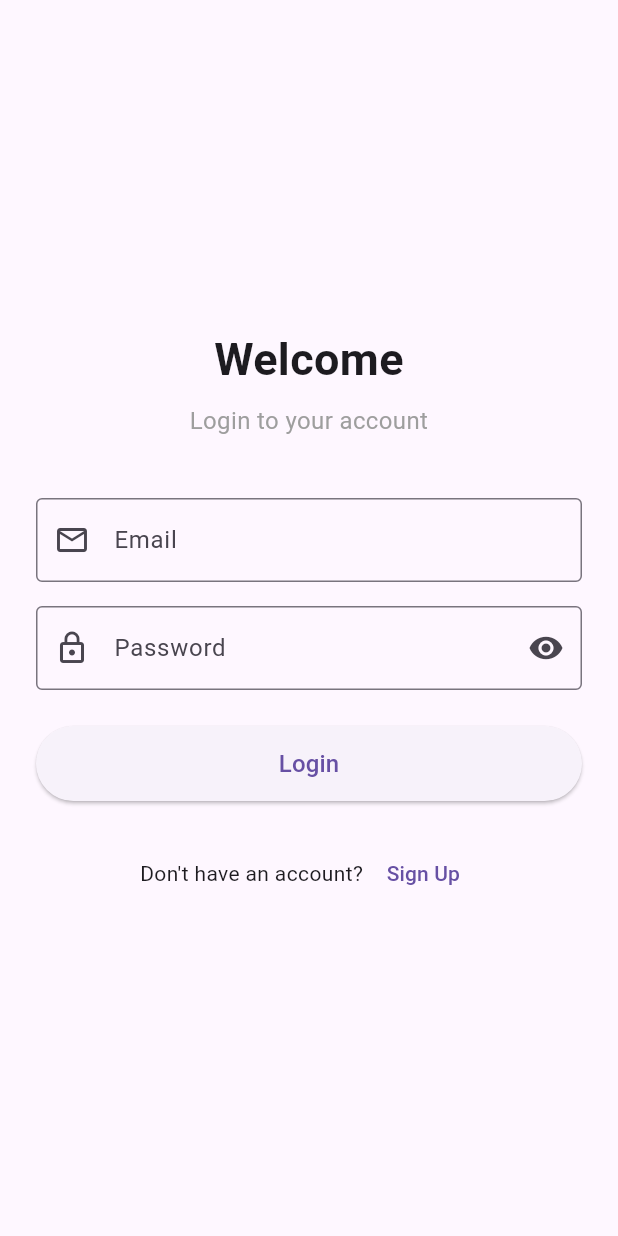
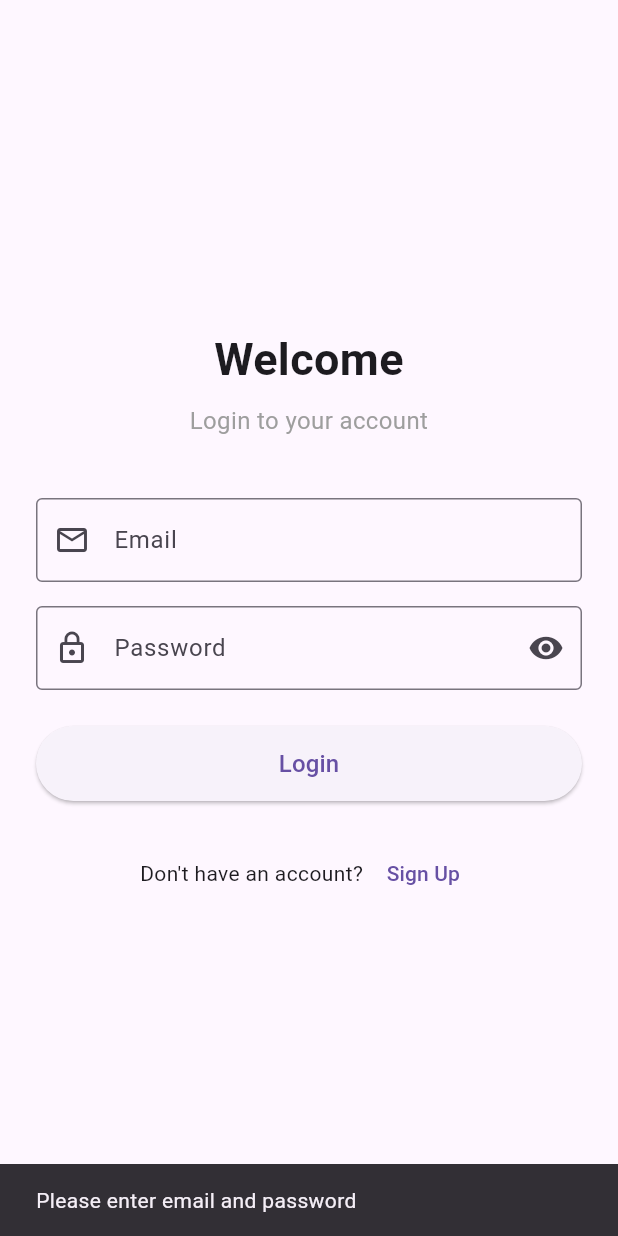
Before and after one commit to roaajouda/iti-final-project, a Flutter app: the screen it shows after launch, after a tap on "Login", on a phone screen of 412 x 824 dp. Run offline on Flutter 3.47's test engine with Material 3 defaults, Android fonts, the phone set to English and light mode, and no system bars; our stand-ins replace firebase_auth, firebase_core; accounts and stored records are empty.

Commit message:
adding auth feature

```diff
--- /dev/null
+++ b/lib/core/exceptions/app_exception.dart
@@ -0,0 +1,35 @@
+abstract class AppException implements Exception {
+  final String message;
+  AppException(this.message);
+}
+
+class NetworkException extends AppException {
+  NetworkException()
+    : super('No internet connection. Please check your connection.');
+}
+
+class ApiException extends AppException {
+  ApiException()
+    : super('Something went wrong while connecting to the server.');
+}
+
+class InvalidResponseException extends AppException {
+  InvalidResponseException() : super('The server returned invalid data.');
+}
+
+class EmptyMoviesException extends AppException {
+  EmptyMoviesException() : super('No movies found.');
+}
+
+class AuthException extends AppException {
+  AuthException(super.message);
+}
+
+class InvalidCredentialsException extends AppException {
+  InvalidCredentialsException() : super('Invalid email or password.');
+}
+
+class DatabaseException extends AppException {
+  DatabaseException()
+    : super('Something went wrong while accessing the database.');
+}
--- a/lib/features/auth/controller/auth_controller.dart
+++ b/lib/features/auth/controller/auth_controller.dart
@@ -1,30 +1,66 @@
 import 'package:firebase_auth/firebase_auth.dart';
+import 'package:flutter_application_2/core/exceptions/app_exception.dart';
 import 'package:flutter_application_2/services/firebase_auth_service.dart';
 
 class AuthController {
   final FirebaseAuthService _authService = FirebaseAuthService();
 
-  Future<String> login(String email, String password) async {
+  Future<void> login(String email, String password) async {
     if (email.isEmpty || password.isEmpty) {
-      return 'Please enter email and password';
+      throw AuthException('Please enter email and password');
     }
+
     try {
       await _authService.logIn(email: email, password: password);
-      return 'success';
     } on FirebaseAuthException catch (e) {
-      if (e.code == 'user-not-found') {
-        return 'User not found';
+      switch (e.code) {
+        case 'invalid-credential':
+          throw InvalidCredentialsException();
+
+        case 'invalid-email':
+          throw AuthException('Invalid email format');
+
+        case 'too-many-requests':
+          throw AuthException('Too many attempts. Try again later');
+
+        default:
+          throw AuthException('Something went wrong');
       }
+    }
+  }
 
-      if (e.code == 'wrong-password') {
-        return 'Wrong password';
+  Future<void> signUp(
+    String email,
+    String password,
+    String confirmPassword,
+  ) async {
+    if (email.isEmpty || password.isEmpty || confirmPassword.isEmpty) {
+      throw AuthException('Please fill in all fields');
+    }
+
+    if (password != confirmPassword) {
+      throw AuthException('Passwords do not match');
+    }
+
+    try {
+      await _authService.signUp(email: email, password: password);
+    } on FirebaseAuthException catch (e) {
+      switch (e.code) {
+        case 'email-already-in-use':
+          throw AuthException('This email is already registered.');
+
+        case 'invalid-email':
+          throw AuthException('Invalid email format.');
+
+        case 'weak-password':
+          throw AuthException('Password is too weak.');
+
+        case 'network-request-failed':
+          throw NetworkException();
+
+        default:
+          throw AuthException('Something went wrong.');
       }
-
-      if (e.code == 'invalid-email') {
-        return 'Invalid email';
-      }
-
-      return 'Something went wrong';
     }
   }
 }
--- a/lib/features/auth/provider/auth_provider.dart
+++ b/lib/features/auth/provider/auth_provider.dart
@@ -1,22 +1,55 @@
 import 'package:flutter/material.dart';
+import 'package:flutter_application_2/core/exceptions/app_exception.dart';
 import 'package:flutter_application_2/features/auth/controller/auth_controller.dart';
 
 class AuthProvider extends ChangeNotifier {
-  AuthController controller = AuthController();
+  final AuthController controller = AuthController();
   String? errorMessage;
-  AuthStates state = AuthStates.idel;
-  void login(String email, String password) async {
-    state = AuthStates.loading;
-    String res = await controller.login(email, password);
-    if (res != 'success') {
-      errorMessage = res;
-      state = AuthStates.error;
-    } else {
-      state = AuthStates.sucess;
-      errorMessage = null;
+  AuthState state = AuthState.idel;
+  Future<void> login(String email, String password) async {
+    state = AuthState.loading;
+    errorMessage = null;
+    notifyListeners();
+
+    try {
+      await controller.login(email, password);
+
+      state = AuthState.success;
+    } on AppException catch (e) {
+      errorMessage = e.message;
+      state = AuthState.error;
+    } catch (e) {
+      errorMessage = 'Something went wrong';
+      state = AuthState.error;
     }
+
+    notifyListeners();
+  }
+
+  Future<void> signUp(
+    String email,
+    String password,
+    String confirmPassword,
+  ) async {
+    state = AuthState.loading;
+    errorMessage = null;
+
+    notifyListeners();
+
+    try {
+      await controller.signUp(email, password, confirmPassword);
+
+      state = AuthState.success;
+    } on AppException catch (e) {
+      errorMessage = e.message;
+      state = AuthState.error;
+    } catch (e) {
+      errorMessage = 'Something went wrong.';
+      state = AuthState.error;
+    }
+
     notifyListeners();
   }
 }
 
-enum AuthStates { idel, loading, error, sucess }
+enum AuthState { idel, loading, error, success }
--- a/lib/features/auth/view/login_screen.dart
+++ b/lib/features/auth/view/login_screen.dart
@@ -1,6 +1,8 @@
 import 'package:flutter/material.dart';
 import 'package:flutter_application_2/features/auth/provider/auth_provider.dart';
+import 'package:flutter_application_2/view/home_screen.dart';
 import 'package:provider/provider.dart';
+
 import 'signup_screen.dart';
 
 class LoginScreen extends StatefulWidget {
@@ -13,12 +15,24 @@ class LoginScreen extends StatefulWidget {
 class _LoginScreenState extends State<LoginScreen> {
   final TextEditingController _emailController = TextEditingController();
   final TextEditingController _passwordController = TextEditingController();
-  AuthProvider? provider;
   bool _obscurePassword = true;
+  Future<void> login() async {
+    AuthProvider provider = context.read<AuthProvider>();
+    await provider.login(
+      _emailController.text.trim(),
+      _passwordController.text.trim(),
+    );
+    if (provider.state == AuthState.error) {
+      ScaffoldMessenger.of(context)
+          .showSnackBar(SnackBar(content: Text(provider.errorMessage!)));
+    } else if (provider.state == AuthState.success) {
+      Navigator.pushReplacement(
+        context,
+        MaterialPageRoute(builder: (context) => const HomeScreen()),
+      );
+    }
+  }
 
-  void login(){
-    provider!.login(_emailController.text, _passwordController.text);
-  }
   @override
   void dispose() {
     _emailController.dispose();
@@ -28,15 +42,13 @@ class _LoginScreenState extends State<LoginScreen> {
 
   @override
   Widget build(BuildContext context) {
-    provider = context.read<AuthProvider>();
     return Scaffold(
       body: SafeArea(
         child: Center(
           child: SingleChildScrollView(
             padding: const EdgeInsets.all(24),
             child: Consumer<AuthProvider>(
-              builder:
-                  ( context, provider,child) {
+              builder: (context, provider, child) {
                 return Column(
                   crossAxisAlignment: CrossAxisAlignment.stretch,
                   children: [
@@ -90,8 +102,10 @@ class _LoginScreenState extends State<LoginScreen> {
                     SizedBox(
                       height: 50,
                       child: ElevatedButton(
-                            onPressed:(provider.state == AuthStates.loading) ? (){} : login,
-                            child: provider.state == AuthStates.loading
+                        onPressed: (provider.state == AuthState.loading)
+                            ? null
+                            : login,
+                        child: provider.state == AuthState.loading
                             ? const SizedBox(
                                 height: 22,
                                 width: 22,
```
Also changed, not shown: lib/features/auth/view/signup_screen.dart (+72 -52 lines). Lines whose indentation alone changed are shown as unchanged.
